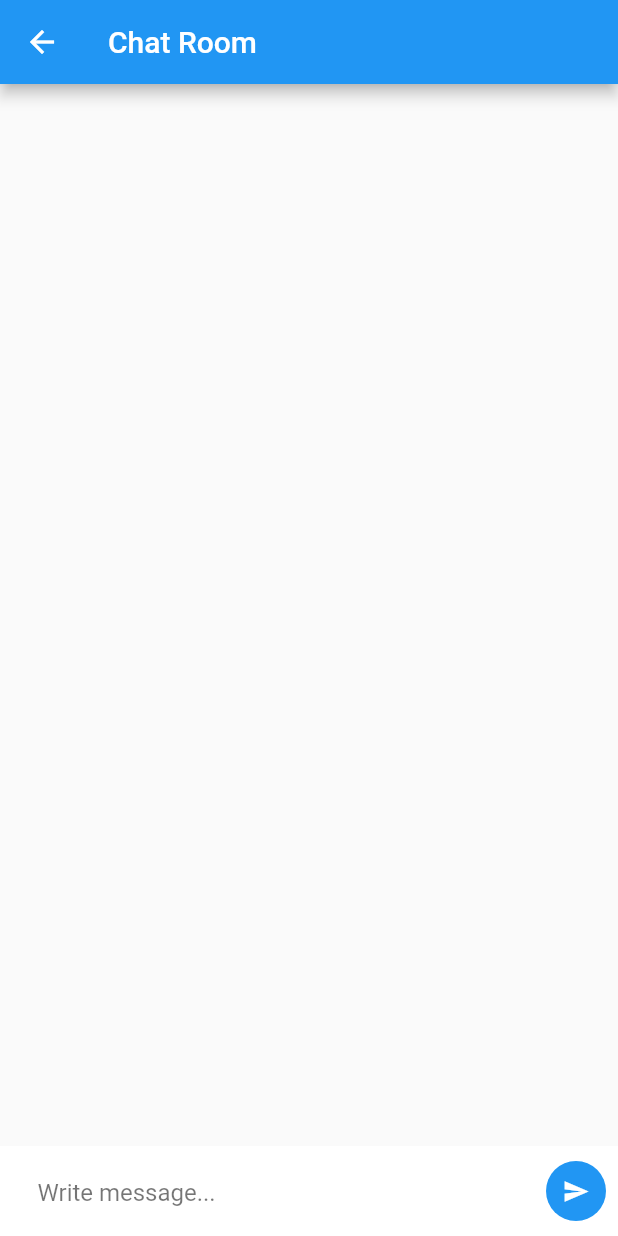
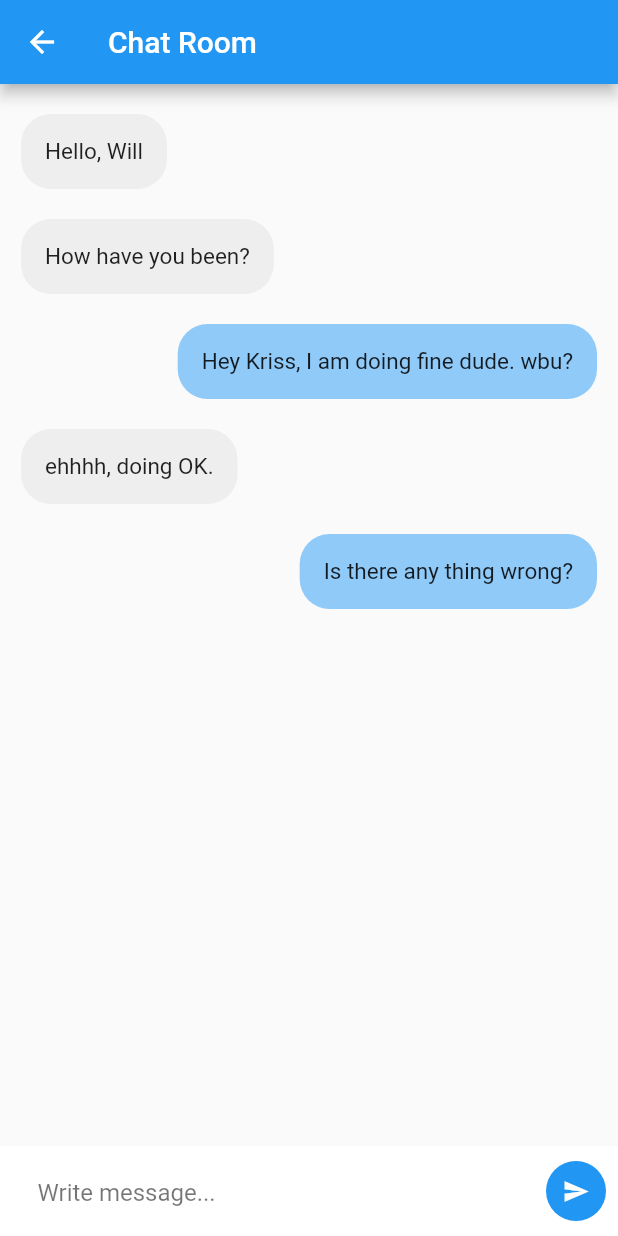
Before and after one commit to lohsuan/flutter-chat-app, a Flutter app: the ChatRoomPage screen opened directly, on a phone screen of 412 x 824 dp. Run offline on Flutter 3.47's test engine with Material 2 defaults, Android fonts, the phone set to English and light mode, and no system bars; our stand-ins replace cloud_firestore, firebase_core, firebase_storage; accounts and stored records are empty; network calls fail.

Commit message:
implement chat message in chat room

```diff
--- /dev/null
+++ b/lib/model/chatMessageModel.dart
@@ -0,0 +1,7 @@
+import 'package:flutter/cupertino.dart';
+
+class ChatMessage{
+  String messageContent;
+  String messageType;
+  ChatMessage({required this.messageContent, required this.messageType});
+}
--- a/lib/page/chatRoomPage.dart
+++ b/lib/page/chatRoomPage.dart
@@ -1,4 +1,6 @@
 import 'package:flutter/material.dart';
+
+import '../model/chatMessageModel.dart';
 
 class ChatRoomPage extends StatefulWidget{
   @override
@@ -6,6 +8,13 @@ class ChatRoomPage extends StatefulWidget{
 }
 
 class _ChatRoomPageState extends State<ChatRoomPage> {
+  List<ChatMessage> messages = [
+    ChatMessage(messageContent: "Hello, Will", messageType: "receiver"),
+    ChatMessage(messageContent: "How have you been?", messageType: "receiver"),
+    ChatMessage(messageContent: "Hey Kriss, I am doing fine dude. wbu?", messageType: "sender"),
+    ChatMessage(messageContent: "ehhhh, doing OK.", messageType: "receiver"),
+    ChatMessage(messageContent: "Is there any thing wrong?", messageType: "sender"),
+  ];
 
   @override
   Widget build(BuildContext context) {
@@ -15,6 +24,28 @@ class _ChatRoomPageState extends State<ChatRoomPage> {
         ),
       body: Stack(
         children: <Widget>[
+          ListView.builder(
+            itemCount: messages.length,
+            shrinkWrap: true,
+            padding: EdgeInsets.only(top: 10,bottom: 10),
+            physics: NeverScrollableScrollPhysics(),
+            itemBuilder: (context, index){
+              return Container(
+                padding: EdgeInsets.only(left: 14,right: 14,top: 10,bottom: 10),
+                child: Align(
+                  alignment: (messages[index].messageType == "receiver"?Alignment.topLeft:Alignment.topRight),
+                  child: Container(
+                    decoration: BoxDecoration(
+                      borderRadius: BorderRadius.circular(20),
+                      color: (messages[index].messageType  == "receiver"?Colors.grey.shade200:Colors.blue[200]),
+                    ),
+                    padding: EdgeInsets.all(16),
+                    child: Text(messages[index].messageContent, style: TextStyle(fontSize: 15),),
+                  ),
+                ),
+              );
+            },
+          ),
           Align(
             alignment: Alignment.bottomLeft,
             child: Container(
```
